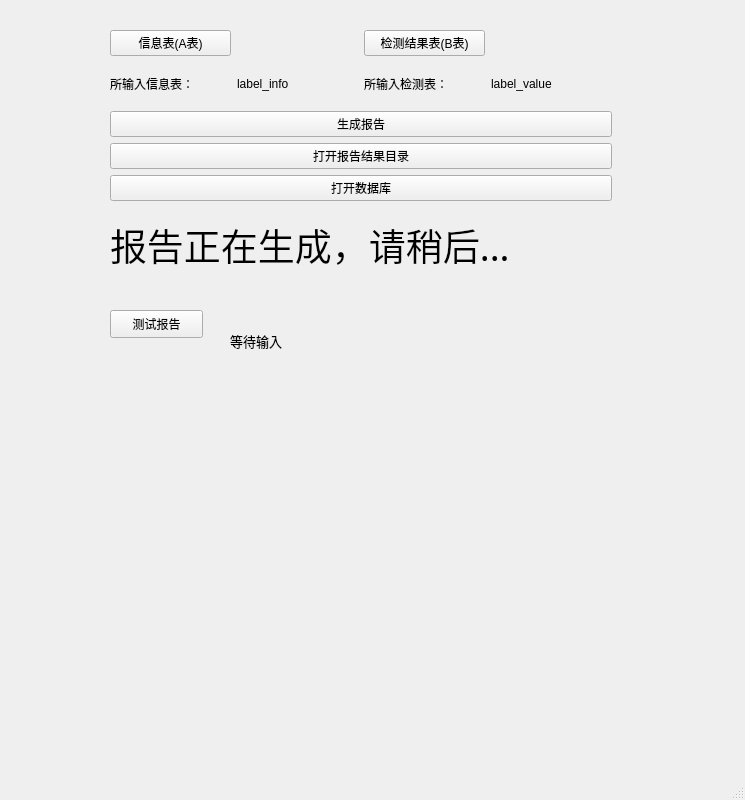
This is Ui_MainWindow.ui in afei2357/NJS_ARpt as Qt 5 draws it before an edit. The edited form follows.
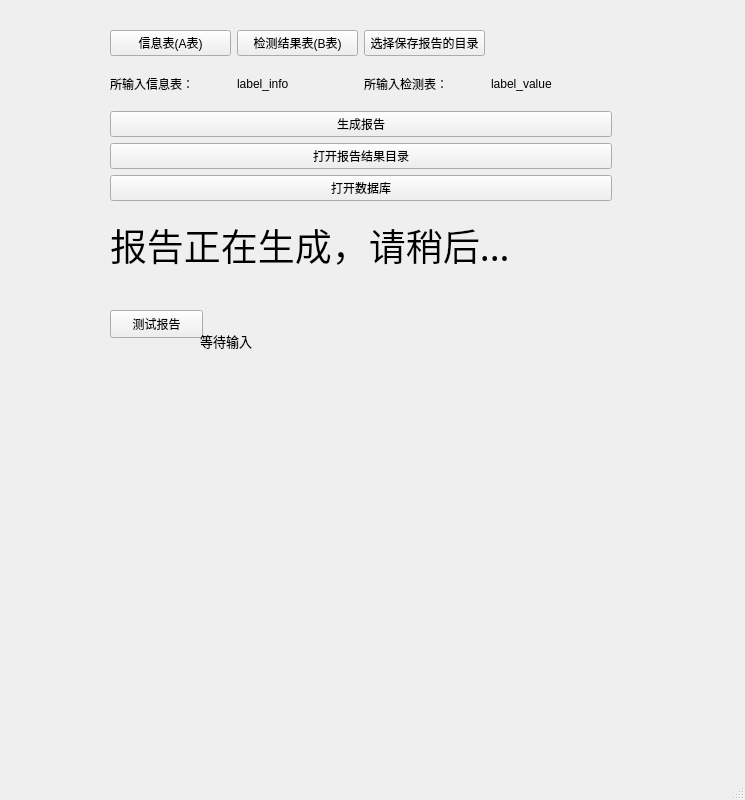
This is the edited form. Icons and pictures are not drawn.

What changed in the file:
```diff
--- a/Ui_MainWindow.ui
+++ b/Ui_MainWindow.ui
@@ -63,13 +63,6 @@
          </property>
         </widget>
        </item>
-       <item row="0" column="2">
-        <widget class="QPushButton" name="btnOpenValue">
-         <property name="text">
-          <string>检测结果表(B表)</string>
-         </property>
-        </widget>
-       </item>
        <item row="1" column="1">
         <widget class="QLabel" name="label_info">
          <property name="text">
@@ -84,6 +77,20 @@
          </property>
         </widget>
        </item>
+       <item row="0" column="1">
+        <widget class="QPushButton" name="btnOpenValue">
+         <property name="text">
+          <string>检测结果表(B表)</string>
+         </property>
+        </widget>
+       </item>
+       <item row="0" column="2">
+        <widget class="QPushButton" name="btnSavetReport">
+         <property name="text">
+          <string>选择保存报告的目录</string>
+         </property>
+        </widget>
+       </item>
       </layout>
      </item>
      <item>
@@ -141,10 +148,10 @@
    <widget class="QLabel" name="lbl_finish">
     <property name="geometry">
      <rect>
-      <x>230</x>
-      <y>310</y>
-      <width>261</width>
-      <height>61</height>
+      <x>200</x>
+      <y>320</y>
+      <width>401</width>
+      <height>41</height>
      </rect>
     </property>
     <property name="font">
```
